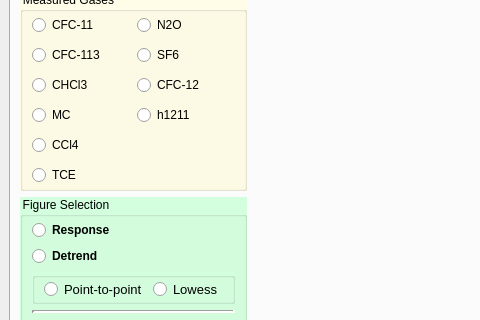
Qt form fe3_panel.ui (duttong/itxbin) before a commit; both pictures show x 0 to 480 and y 224 to 544 of the 1200 by 824 pixel window.
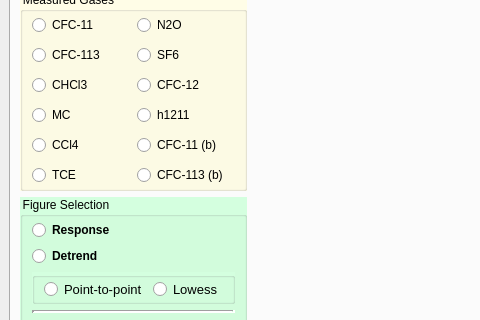
The same form after that commit. Custom widgets are drawn as their Qt base class.

Commit message: added CFC11b and CFC113b

```diff
--- a/fe3_panel.ui
+++ b/fe3_panel.ui
@@ -220,6 +220,26 @@
                  </attribute>
                 </widget>
                </item>
+               <item row="4" column="1">
+                <widget class="QRadioButton" name="button_CFC11b">
+                 <property name="text">
+                  <string>CFC-11 (b)</string>
+                 </property>
+                 <attribute name="buttonGroup">
+                  <string notr="true">buttonGroup_mols1</string>
+                 </attribute>
+                </widget>
+               </item>
+               <item row="5" column="1">
+                <widget class="QRadioButton" name="button_CFC113b">
+                 <property name="text">
+                  <string>CFC-113 (b)</string>
+                 </property>
+                 <attribute name="buttonGroup">
+                  <string notr="true">buttonGroup_mols1</string>
+                 </attribute>
+                </widget>
+               </item>
               </layout>
              </item>
             </layout>
```
Left out of the diff: 22 changed lines with no effect on the pictures. The commit also changes 1 other file.
